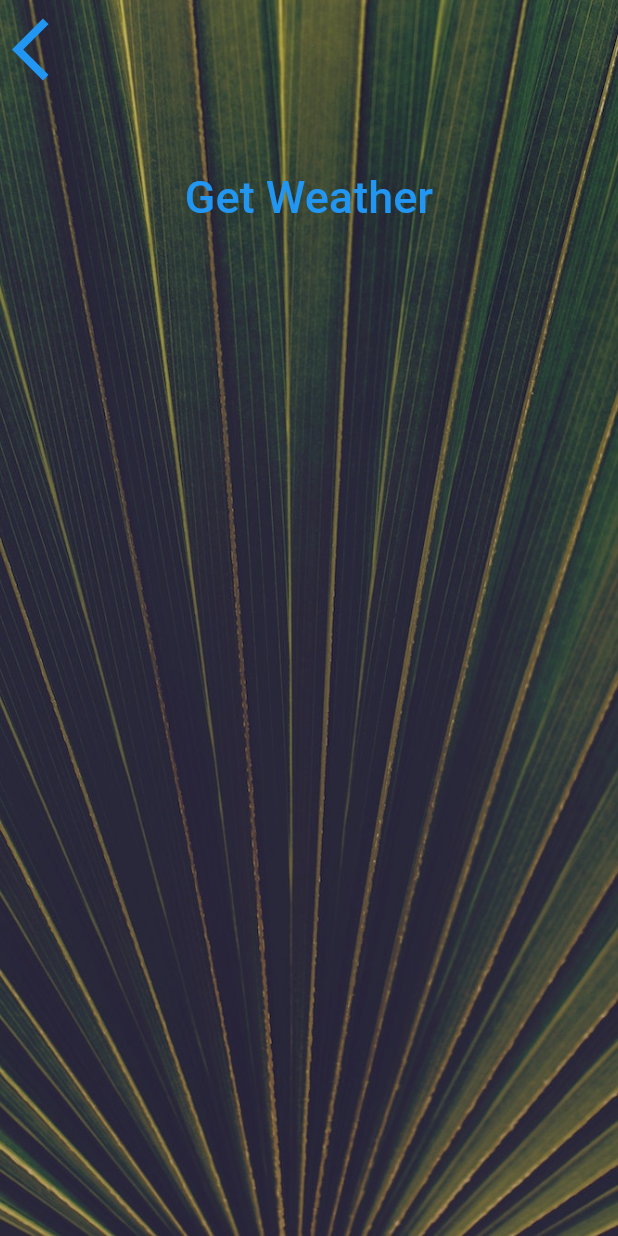
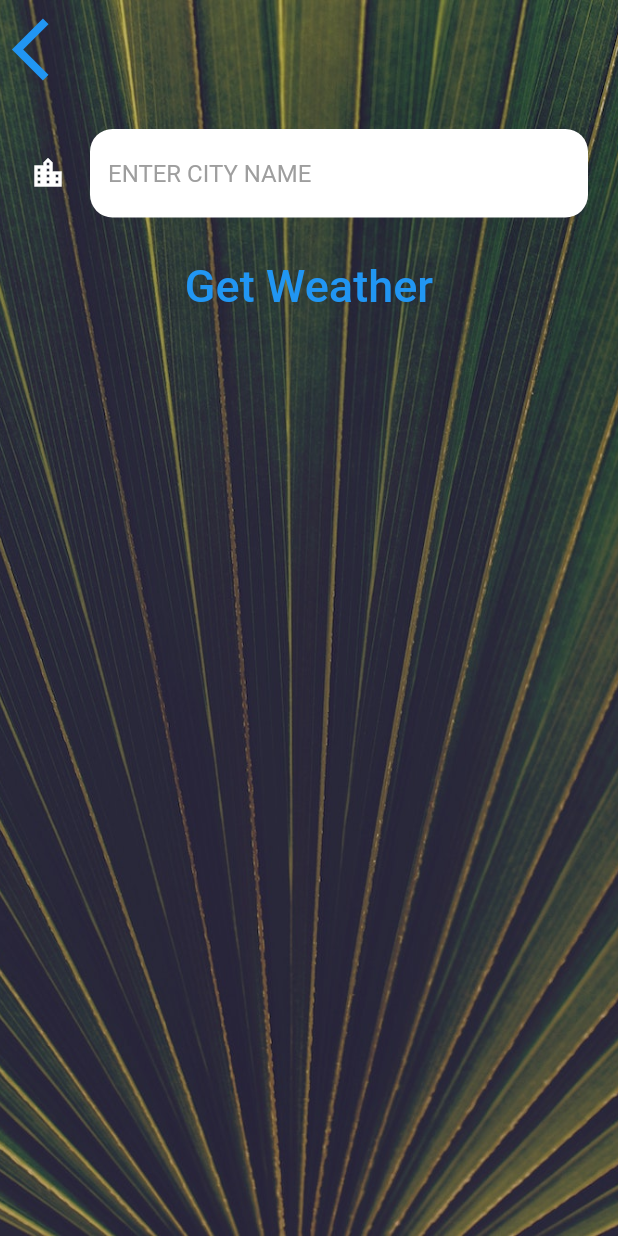
Before and after one commit to eshahzod/clima-repo, a Flutter app: the CityScreen screen opened directly, on a phone screen of 412 x 824 dp. Run offline on Flutter 3.47's test engine with Material 2 defaults, Android fonts, the phone set to English and light mode, and no system bars; our stand-ins replace flutter_spinkit, geolocator; Roboto replaces fonts that are missing (Spartan MB).

Commit message:
initial commit

```diff
--- a/lib/screens/city_screen.dart
+++ b/lib/screens/city_screen.dart
@@ -1,4 +1,5 @@
 import 'package:flutter/material.dart';
+import 'package:clima/utilities/constants.dart';
 import 'package:clima/utilities/constants.dart';
 
 class CityScreen extends StatefulWidget {
@@ -7,6 +8,7 @@ class CityScreen extends StatefulWidget {
 }
 
 class _CityScreenState extends State<CityScreen> {
+  late String cityName;
   @override
   Widget build(BuildContext context) {
     return Scaffold(
@@ -24,7 +26,9 @@ class _CityScreenState extends State<CityScreen> {
               Align(
                 alignment: Alignment.topLeft,
                 child: TextButton(
-                  onPressed: () {},
+                  onPressed: () {
+                    Navigator.pop(context);
+                  },
                   child: Icon(
                     Icons.arrow_back_ios,
                     size: 50.0,
@@ -33,10 +37,18 @@ class _CityScreenState extends State<CityScreen> {
               ),
               Container(
                 padding: EdgeInsets.all(20.0),
-                child: null,
+                child: TextField(
+                  style: TextStyle(color: Colors.black),
+                  decoration: kInputDecoration,
+                  onChanged: (value) {
+                    cityName = value;
+                  },
+                ),
               ),
               TextButton(
-                onPressed: () {},
+                onPressed: () {
+                  Navigator.pop(context, cityName);
+                },
                 child: Text(
                   'Get Weather',
                   style: kButtonTextStyle,
--- a/lib/utilities/constants.dart
+++ b/lib/utilities/constants.dart
@@ -18,3 +18,20 @@ const kButtonTextStyle = TextStyle(
 const kConditionTextStyle = TextStyle(
   fontSize: 36,
 );
+
+const kInputDecoration = InputDecoration(
+  filled: true,
+  fillColor: Colors.white,
+  icon: Icon(
+    Icons.location_city,
+    color: Colors.white,
+  ),
+  hintText: 'ENTER CITY NAME',
+  hintStyle: TextStyle(color: Colors.grey),
+  border: OutlineInputBorder(
+    borderRadius: BorderRadius.all(
+      Radius.circular(15),
+    ),
+    borderSide: BorderSide.none,
+  ),
+);
```
Also changed, not shown: lib/screens/location_screen.dart (+17 -6 lines), lib/services/weather.dart (+10 -0 lines).
